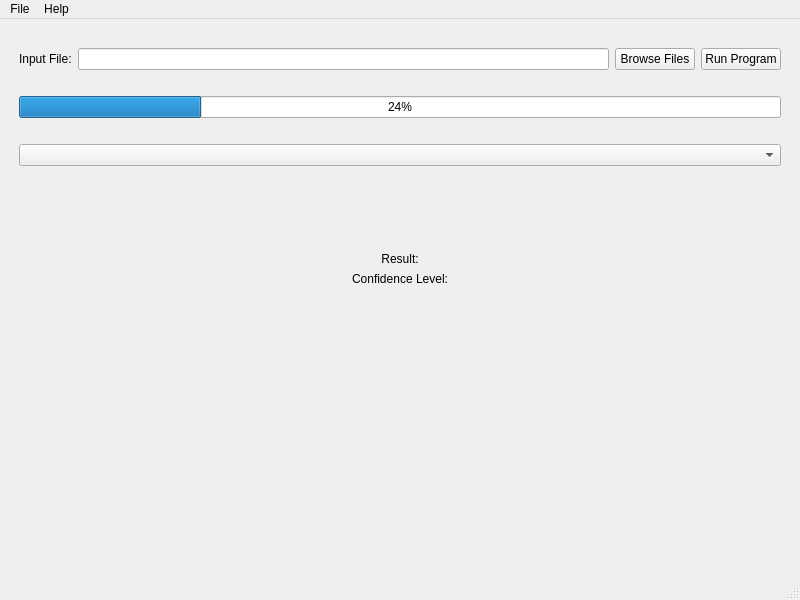
Before: the Qt Designer form UI Code/AutismClassifier.ui in RX-Larry/FIT3161_MA_6, drawn with Qt 5.
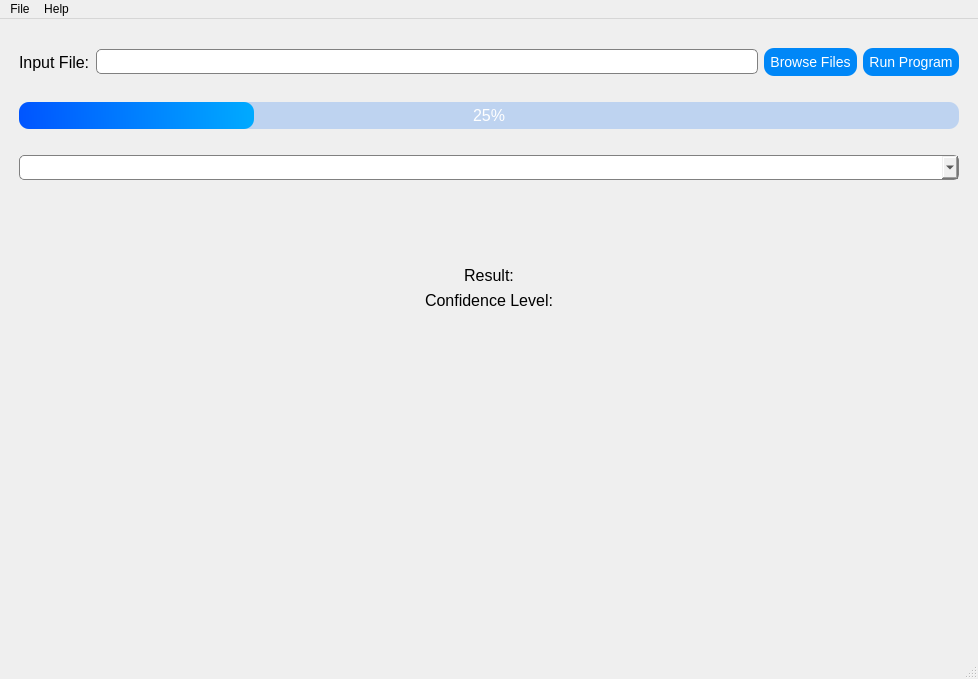
After: the same form once the commit is applied.

Commit message:
Added stylesheets to widgets
widgets on main window now have custom stylesheet designs.

Patch:
```diff
--- a/UI Code/AutismClassifier.ui
+++ b/UI Code/AutismClassifier.ui
@@ -6,8 +6,8 @@
    <rect>
     <x>0</x>
     <y>0</y>
-    <width>800</width>
-    <height>600</height>
+    <width>978</width>
+    <height>679</height>
    </rect>
   </property>
   <property name="windowTitle">
@@ -51,19 +51,56 @@
       </item>
       <item>
        <widget class="QLabel" name="inputFileLabel">
+        <property name="font">
+         <font>
+          <pointsize>12</pointsize>
+          <weight>50</weight>
+          <bold>false</bold>
+         </font>
+        </property>
         <property name="text">
          <string>Input File:</string>
         </property>
        </widget>
       </item>
       <item>
-       <widget class="QLineEdit" name="filePathDisplay"/>
+       <widget class="QLineEdit" name="filePathDisplay">
+        <property name="font">
+         <font>
+          <pointsize>12</pointsize>
+         </font>
+        </property>
+        <property name="styleSheet">
+         <string notr="true">border: 1px solid gray;
+border-radius: 5px;
+padding: 1px 18px 1px 3px;
+min-width: 6em;</string>
+        </property>
+       </widget>
       </item>
       <item>
        <widget class="QPushButton" name="browseFilesButton">
         <property name="cursor">
          <cursorShape>PointingHandCursor</cursorShape>
         </property>
+        <property name="styleSheet">
+         <string notr="true">QPushButton#browseFilesButton {
+    background-color: rgb(0, 135, 247);
+	color: white;
+    border-width: 2px;
+    border-radius: 10px;
+    border-color: grey;
+    font: 14px;
+    min-width: 6em;
+    padding: 6px;
+}
+
+QPushButton#browseFilesButton:pressed {
+	background-color: rgb(0, 109, 222);
+}
+
+</string>
+        </property>
         <property name="text">
          <string>Browse Files</string>
         </property>
@@ -77,6 +114,22 @@
         <property name="cursor">
          <cursorShape>PointingHandCursor</cursorShape>
         </property>
+        <property name="styleSheet">
+         <string notr="true">QPushButton#runProgramButton {
+    background-color: rgb(0, 135, 247);
+	color: white;
+    border-width: 2px;
+    border-radius: 10px;
+    border-color: grey;
+    font: 14px;
+    min-width: 6em;
+    padding: 6px;
+}
+
+QPushButton#runProgramButton:pressed {
+	background-color: rgb(0, 109, 222);
+}</string>
+        </property>
         <property name="text">
          <string>Run Program</string>
         </property>
@@ -136,8 +189,27 @@
       </item>
       <item>
        <widget class="QProgressBar" name="progressBar">
+        <property name="font">
+         <font>
+          <pointsize>12</pointsize>
+         </font>
+        </property>
+        <property name="styleSheet">
+         <string notr="true">QProgressBar {
+	background-color: rgb(190, 211, 240);
+	border-style: none;
+	border-radius:10px;
+	text-align: center;
+	color: rgb(255, 255, 255);
+}
+
+QProgressBar::chunk {
+	border-radius: 10px;
+	background-color: qlineargradient(spread:pad, x1:0, y1:0.511, x2:1, y2:0.506, stop:0 rgba(0, 85, 255, 255), stop:1 rgba(0, 170, 255, 255));
+}</string>
+        </property>
         <property name="value">
-         <number>24</number>
+         <number>25</number>
         </property>
        </widget>
       </item>
@@ -194,7 +266,22 @@
        </spacer>
       </item>
       <item>
-       <widget class="QComboBox" name="comboBox"/>
+       <widget class="QComboBox" name="comboBox">
+        <property name="font">
+         <font>
+          <pointsize>12</pointsize>
+         </font>
+        </property>
+        <property name="styleSheet">
+         <string notr="true">QComboBox {
+    border: 1px solid gray;
+    border-radius: 5px;
+    padding: 1px 18px 1px 3px;
+    min-width: 6em;
+}
+</string>
+        </property>
+       </widget>
       </item>
       <item>
        <spacer name="horizontalSpacer_5">
@@ -255,6 +342,11 @@
     </item>
     <item>
      <widget class="QLabel" name="resultLabel">
+      <property name="font">
+       <font>
+        <pointsize>12</pointsize>
+       </font>
+      </property>
       <property name="text">
        <string>Result:</string>
       </property>
@@ -265,6 +357,11 @@
     </item>
     <item>
      <widget class="QLabel" name="confidenceLevelLabel">
+      <property name="font">
+       <font>
+        <pointsize>12</pointsize>
+       </font>
+      </property>
       <property name="text">
        <string>Confidence Level:</string>
       </property>
@@ -293,7 +390,7 @@
     <rect>
      <x>0</x>
      <y>0</y>
-     <width>800</width>
+     <width>978</width>
      <height>21</height>
     </rect>
    </property>
```
